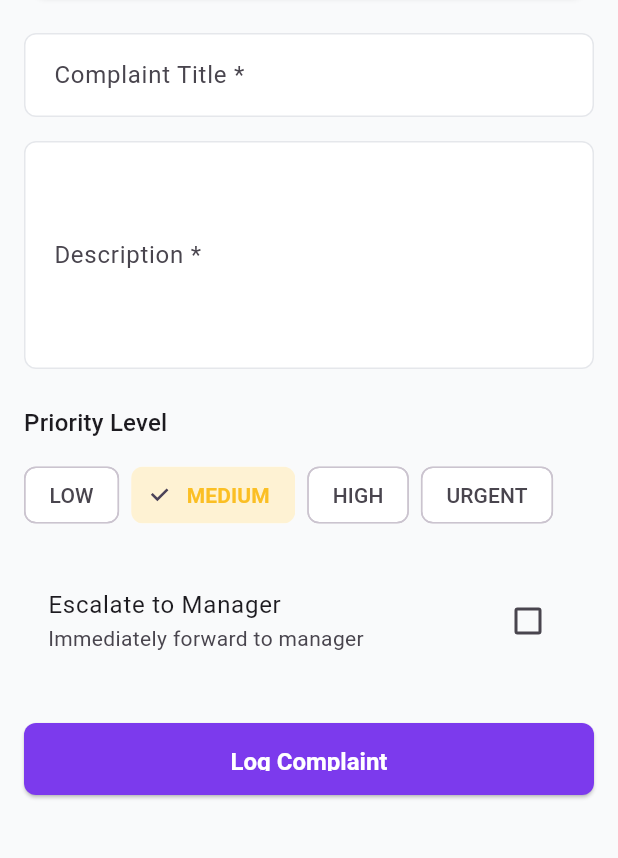
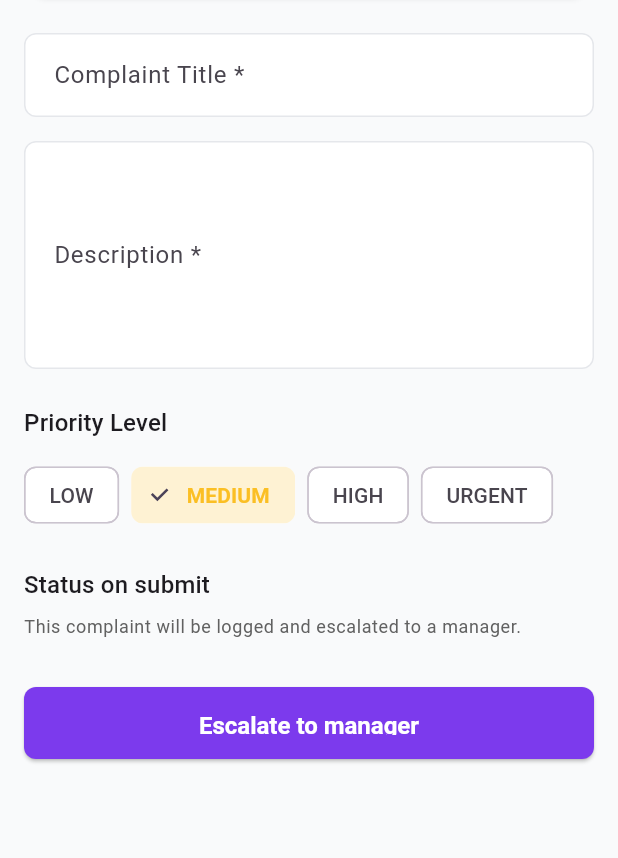
Before and after one commit to akydyrbay/scp-platform, a Flutter app: the ComplaintLogScreen screen opened directly with empty values, on a phone screen of 412 x 824 dp, the part 249-1107 px from its top. Run offline on Flutter 3.47's test engine with Material 3 defaults, Android fonts, the light colour scheme and no system bars; our stand-ins replace audioplayers, cached_network_image, dio, equatable, file_picker, flutter_bloc and 5 more; missing offline and left inert: record; accounts and stored records are empty; network calls fail; project files that could hold a hidden picture were left out.

Commit message:
fix: sales escalation to manager

```diff
--- a/scp-supplier-sales-app/lib/screens/chat/chat_list_screen.dart
+++ b/scp-supplier-sales-app/lib/screens/chat/chat_list_screen.dart
@@ -126,6 +126,9 @@ class _ChatListScreenState extends State<ChatListScreen> {
                       conversationId: conversation.id,
                       supplierName: conversation.consumerName,
                       supplierLogoUrl: conversation.consumerAvatarUrl,
+                      consumerId: conversation.consumerId,
+                      orderId: conversation.orderId,
+                      orderNumber: conversation.orderNumber,
                     ),
                   ),
                 );
--- a/scp-supplier-sales-app/lib/screens/dashboard/dashboard_screen.dart
+++ b/scp-supplier-sales-app/lib/screens/dashboard/dashboard_screen.dart
@@ -220,6 +220,9 @@ class _SupplierDashboardScreenState extends State<SupplierDashboardScreen> {
                     conversationId: conv.id,
                     supplierName: conv.consumerName,
                     supplierLogoUrl: conv.consumerAvatarUrl,
+                    consumerId: conv.consumerId,
+                    orderId: conv.orderId,
+                    orderNumber: conv.orderNumber,
                   ),
                 ),
               );
--- a/scp-supplier-sales-app/lib/screens/supplier_chat/complaint_log_screen.dart
+++ b/scp-supplier-sales-app/lib/screens/supplier_chat/complaint_log_screen.dart
@@ -6,6 +6,7 @@ import 'package:scp_mobile_shared/services/complaint_service.dart';
 /// Screen for logging a new complaint
 class ComplaintLogScreen extends StatefulWidget {
   final String consumerName;
+  final String consumerId;
   final String? orderId;
   final String? orderNumber;
   final String conversationId;
@@ -13,6 +14,7 @@ class ComplaintLogScreen extends StatefulWidget {
   const ComplaintLogScreen({
     super.key,
     required this.consumerName,
+    required this.consumerId,
     this.orderId,
     this.orderNumber,
     required this.conversationId,
@@ -45,24 +47,21 @@ class _ComplaintLogScreenState extends State<ComplaintLogScreen> {
       try {
         final complaint = await _complaintService.logComplaint(
           conversationId: widget.conversationId,
-          consumerId: widget.orderId ?? '', // Will be set from conversation context
+          consumerId: widget.consumerId,
           title: _titleController.text.trim(),
           description: _descriptionController.text.trim(),
           priority: _selectedPriority,
           orderId: widget.orderId,
         );
 
-        // Optionally escalate immediately after logging
-        if (_escalateToManager) {
-          await _complaintService.escalateComplaint(complaint.id);
-        }
+        // Always escalate to manager after logging from this screen
+        await _complaintService.escalateComplaint(complaint.id);
 
         if (mounted) {
-          final successMessage = _escalateToManager
-              ? 'Complaint logged and escalated to manager'
-              : 'Complaint logged successfully';
           ScaffoldMessenger.of(context).showSnackBar(
-            SnackBar(content: Text(successMessage)),
+            const SnackBar(
+              content: Text('Complaint logged and escalated to manager'),
+            ),
           );
           // Return true so the caller (e.g. chat screen) can react to the escalation/logging
           Navigator.pop(context, true);
@@ -178,17 +177,17 @@ class _ComplaintLogScreenState extends State<ComplaintLogScreen> {
               }).toList(),
             ),
             const SizedBox(height: 24),
-
-            // Escalate checkbox
-            CheckboxListTile(
-              title: const Text('Escalate to Manager'),
-              subtitle: const Text('Immediately forward to manager'),
-              value: _escalateToManager,
-              onChanged: (value) {
-                setState(() {
-                  _escalateToManager = value ?? false;
-                });
-              },
+            // Status / escalation info (read-only hint)
+            Text(
+              'Status on submit',
+              style: Theme.of(context).textTheme.titleMedium,
+            ),
+            const SizedBox(height: 8),
+            Text(
+              'This complaint will be logged and escalated to a manager.',
+              style: Theme.of(context).textTheme.bodySmall?.copyWith(
+                    color: Colors.grey[700],
+                  ),
             ),
             const SizedBox(height: 32),
 
@@ -203,7 +202,7 @@ class _ComplaintLogScreenState extends State<ComplaintLogScreen> {
                         height: 20,
                         child: CircularProgressIndicator(strokeWidth: 2),
                       )
-                    : const Text('Log Complaint'),
+                    : const Text('Escalate to manager'),
               ),
             ),
           ],
```
Also changed, not shown: scp-mobile-shared/lib/models/complaint_model.dart (+13 -6 lines), scp-supplier-sales-app/lib/screens/chat/chat_message_screen.dart (+44 -0 lines), 4 other files.
